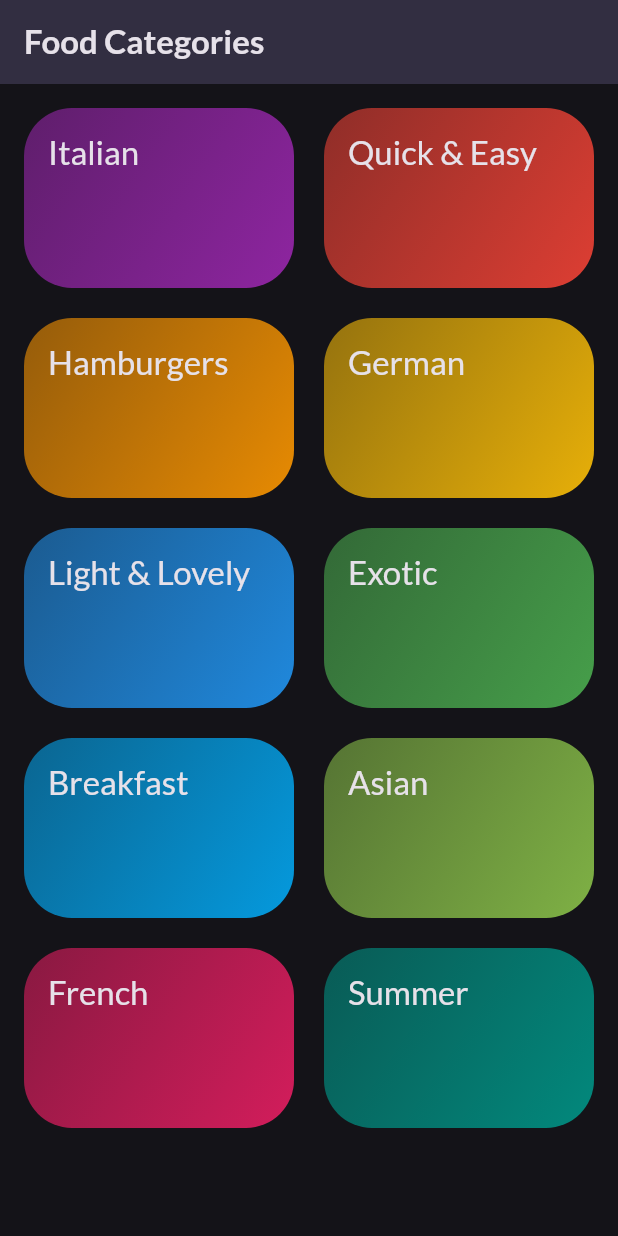
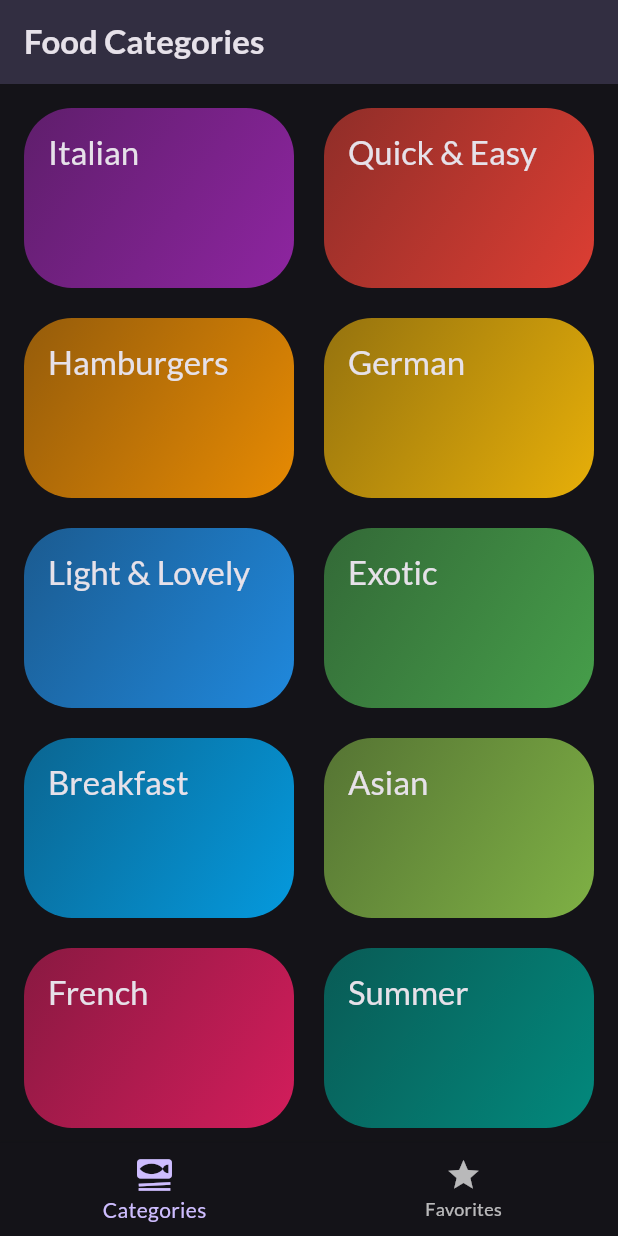
Before and after one commit to OusamaJamalEddin/meals_app, a Flutter app: the screen it shows after launch, on a phone screen of 412 x 824 dp. Run offline on Flutter 3.47's test engine with Material 3 defaults, Android fonts, the phone set to English and light mode, and no system bars; our stand-ins replace google_fonts, transparent_image.

Commit message:
TabsScreen has been added. for favoriting a meal

```diff
--- a/lib/main.dart
+++ b/lib/main.dart
@@ -1,6 +1,6 @@
 import 'package:flutter/material.dart';
 import "package:google_fonts/google_fonts.dart";
-import 'package:meals_app/screens/categories_screen.dart';
+import 'package:meals_app/screens/tabs_screen.dart';
 
 final kColorScheme = ColorScheme.fromSeed(
   brightness: Brightness.dark,
@@ -25,7 +25,7 @@ class MainApp extends StatelessWidget {
           foregroundColor: kColorScheme.onSurface,
         ),
       ),
-      home: const CategoriesScreen(),
+      home: const TabsScreen(),
     );
   }
 }
--- a/lib/screens/meals_screen.dart
+++ b/lib/screens/meals_screen.dart
@@ -12,7 +12,12 @@ class MealsScreen extends StatelessWidget {
   Widget build(BuildContext context) {
     return Scaffold(
       appBar: AppBar(
-        title: Text(title),
+        title: Text(
+          title,
+          style: Theme.of(context).textTheme.titleLarge!.copyWith(
+              color: Theme.of(context).colorScheme.onSurface,
+              fontWeight: FontWeight.w600),
+        ),
       ),
       body: meals.isNotEmpty
           ? ListView.builder(
--- /dev/null
+++ b/lib/screens/tabs_screen.dart
@@ -0,0 +1,56 @@
+import 'package:flutter/material.dart';
+import 'package:meals_app/screens/categories_screen.dart';
+import 'package:meals_app/screens/meals_screen.dart';
+
+class TabsScreen extends StatefulWidget {
+  const TabsScreen({super.key});
+
+  @override
+  State<TabsScreen> createState() => _TabsScreenState();
+}
+
+class _TabsScreenState extends State<TabsScreen> {
+  int _selectedItemIndex = 0;
+
+  void _selectScreen(int index) {
+    setState(() {
+      _selectedItemIndex = index;
+    });
+  }
+
+  @override
+  Widget build(BuildContext context) {
+    Widget activeScreen = CategoriesScreen();
+
+    if (_selectedItemIndex == 1) {
+      activeScreen = MealsScreen(meals: [], title: "Favorites");
+    }
+
+    return Scaffold(
+      /*
+      no need for appbar since i have it on CategoriesScreen, and also MealsScreen
+      CategoriesScreen have fixed title which is Food Categories, but MealsScreen accepts
+      title argument which is set based on the passed parameter, if MealsScreen is called
+      from the categoriesScreen then its going to be the the selected category name as the app bar title
+      if MealsScreen is called from the Favorites (bottom navigationBar, then the passed parameter will be "Favorite")
+      */
+      body: activeScreen,
+      bottomNavigationBar: BottomNavigationBar(
+        currentIndex: _selectedItemIndex,
+        selectedIconTheme: IconThemeData().copyWith(size: 28),
+        selectedItemColor: Theme.of(context).colorScheme.primary,
+        items: [
+          BottomNavigationBarItem(
+            icon: Icon(Icons.set_meal),
+            label: "Categories",
+          ),
+          BottomNavigationBarItem(
+            icon: Icon(Icons.star),
+            label: "Favorites",
+          )
+        ],
+        onTap: _selectScreen,
+      ),
+    );
+  }
+}
```
